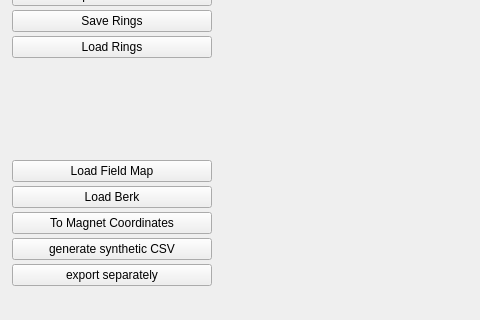
rst030/cosi-measure, file Software/COSI2/gui/field_viewer.ui: the form before one commit; both pictures show x 0 to 480 and y 592 to 912 of the 1093 by 912 pixel window.
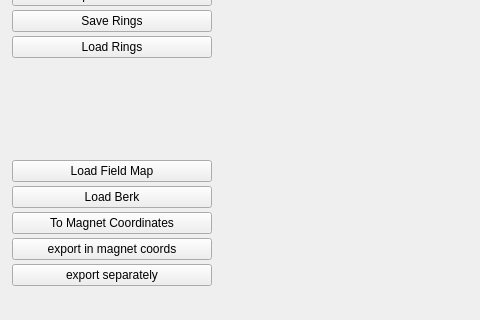
The form after the commit.

Commit message: export in magnet coordinates for Comsol simulations

What changed in the file:
```diff
--- a/Software/COSI2/gui/field_viewer.ui
+++ b/Software/COSI2/gui/field_viewer.ui
@@ -537,7 +537,7 @@
            </size>
           </property>
           <property name="text">
-           <string>generate synthetic CSV</string>
+           <string>export in magnet coords</string>
           </property>
          </widget>
         </item>
```
The commit also changes 2 other files.
